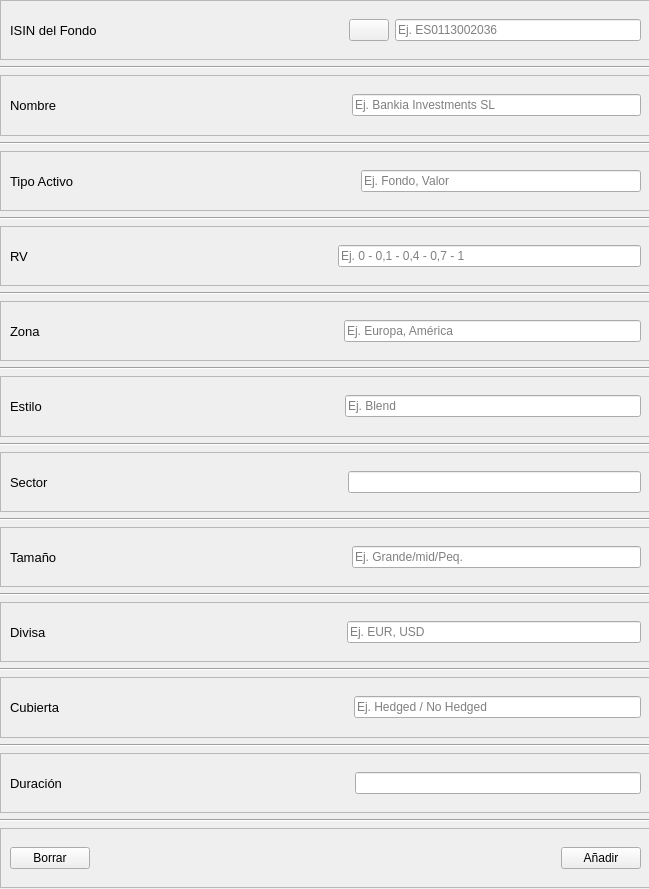
jesusramondovale/IngenicaSTS, file src/GUI/AddISINView.ui: the form before one commit.
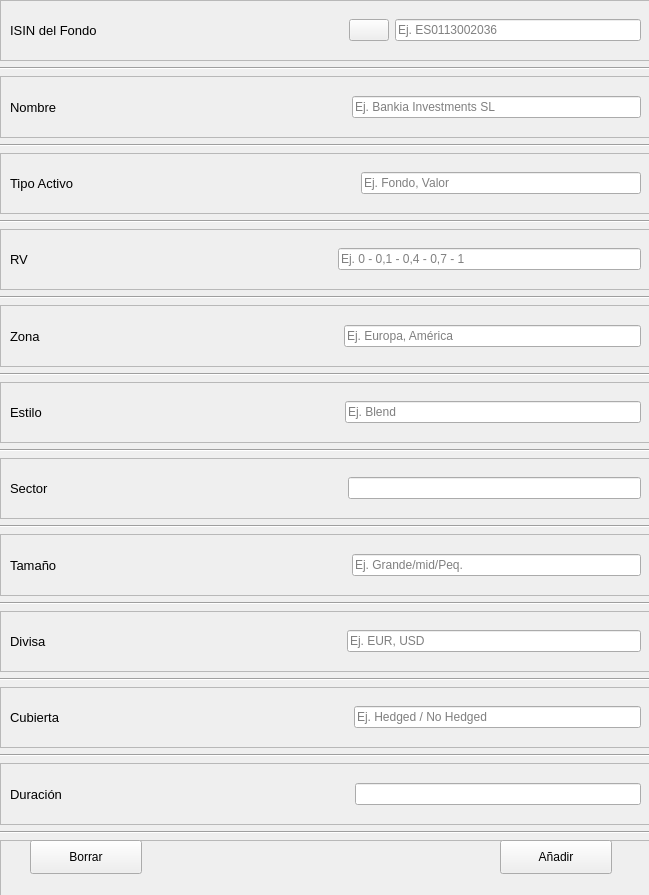
The form after the commit. Icons and pictures are not drawn.

The edit to the form file:
```diff
--- a/src/GUI/AddISINView.ui
+++ b/src/GUI/AddISINView.ui
@@ -7,7 +7,7 @@
     <x>0</x>
     <y>0</y>
     <width>649</width>
-    <height>889</height>
+    <height>895</height>
    </rect>
   </property>
   <property name="windowTitle">
@@ -24,7 +24,7 @@
       <x>0</x>
       <y>0</y>
       <width>651</width>
-      <height>888</height>
+      <height>901</height>
      </rect>
     </property>
     <layout class="QVBoxLayout" name="verticalLayout">
@@ -620,35 +620,32 @@
        <property name="frameShadow">
         <enum>QFrame::Raised</enum>
        </property>
-       <layout class="QHBoxLayout" name="horizontalLayout_12">
-        <item>
          <widget class="QPushButton" name="buttonBorrar">
+        <property name="geometry">
+         <rect>
+          <x>30</x>
+          <y>0</y>
+          <width>112</width>
+          <height>34</height>
+         </rect>
+        </property>
           <property name="text">
            <string>Borrar</string>
           </property>
          </widget>
-        </item>
-        <item>
-         <spacer name="horizontalSpacer_13">
-          <property name="orientation">
-           <enum>Qt::Horizontal</enum>
-          </property>
-          <property name="sizeHint" stdset="0">
-           <size>
-            <width>257</width>
-            <height>20</height>
-           </size>
-          </property>
-         </spacer>
-        </item>
-        <item>
          <widget class="QPushButton" name="buttonAnadir">
+        <property name="geometry">
+         <rect>
+          <x>500</x>
+          <y>0</y>
+          <width>112</width>
+          <height>34</height>
+         </rect>
+        </property>
           <property name="text">
            <string>Añadir</string>
           </property>
          </widget>
-        </item>
-       </layout>
       </widget>
      </item>
     </layout>
```
Lines whose indentation alone changed are shown as unchanged.
